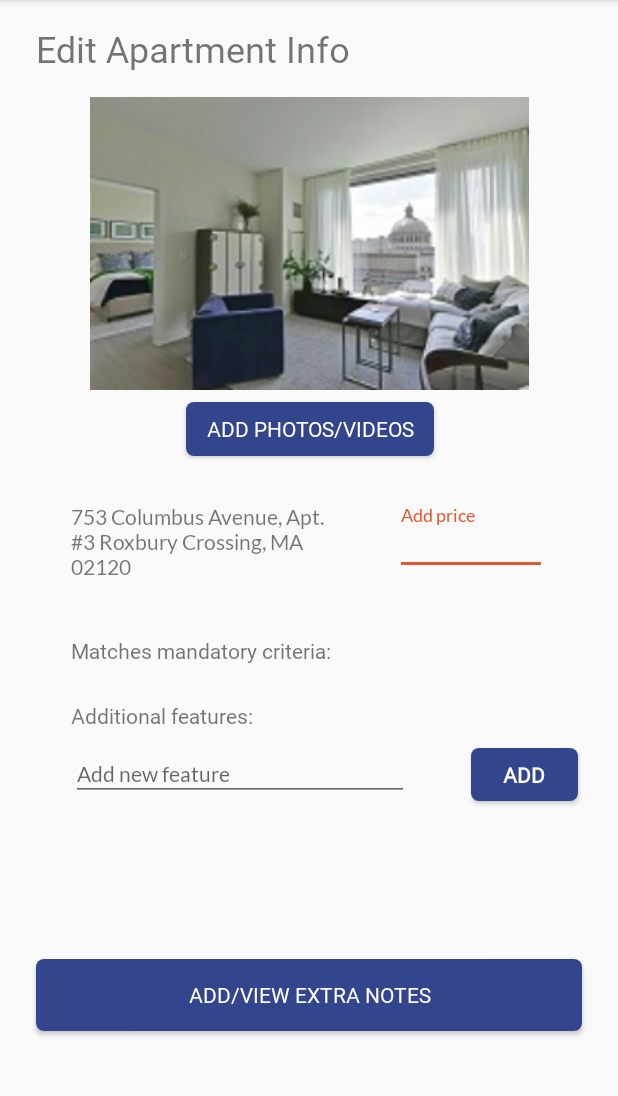
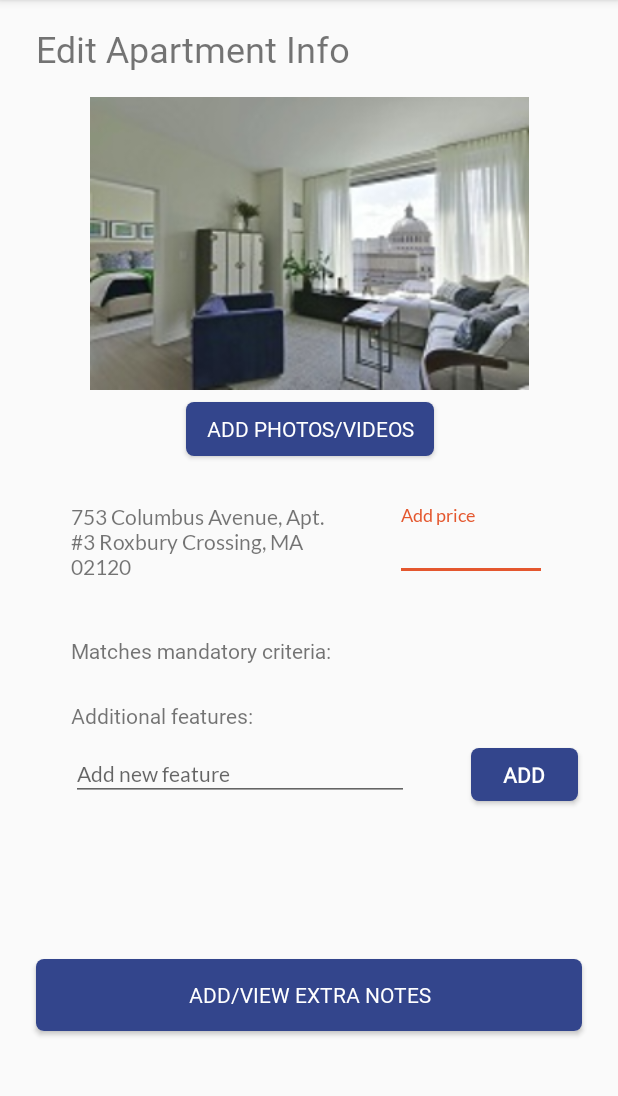
Before and after one commit to dorothysyu/apartmentHunters, an Android app: the ApartmentEditActivity screen opened directly, with no data from a screen before it, on a phone screen of 412 x 824 dp, the part 84-1180 px from its top. Run offline under Robolectric (Android 15) with nearby library versions, the phone set to English and light mode, and no system bars.

Commit message:
fixed price being cut off on edit apt page

```diff
--- a/app/src/main/res/layout/activity_apartment_edit.xml
+++ b/app/src/main/res/layout/activity_apartment_edit.xml
@@ -62,7 +62,7 @@
         <android.support.design.widget.TextInputLayout
             android:id="@+id/textInputLayout3"
             android:layout_width="wrap_content"
-            android:layout_height="47dp"
+            android:layout_height="wrap_content"
             app:layout_constraintEnd_toEndOf="parent"
             app:layout_constraintStart_toEndOf="@+id/apt_description"
             app:layout_constraintTop_toTopOf="@+id/apt_description">
```
